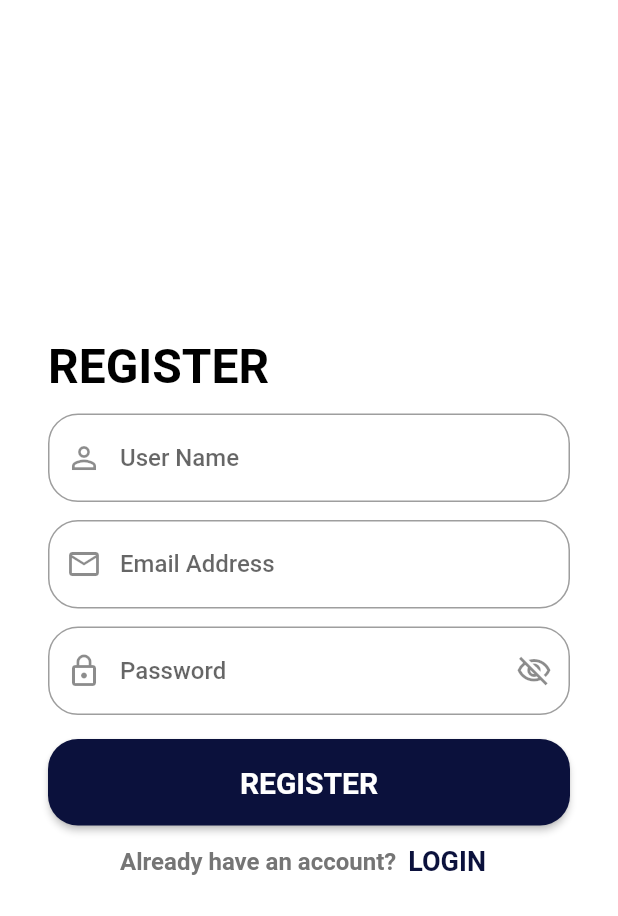
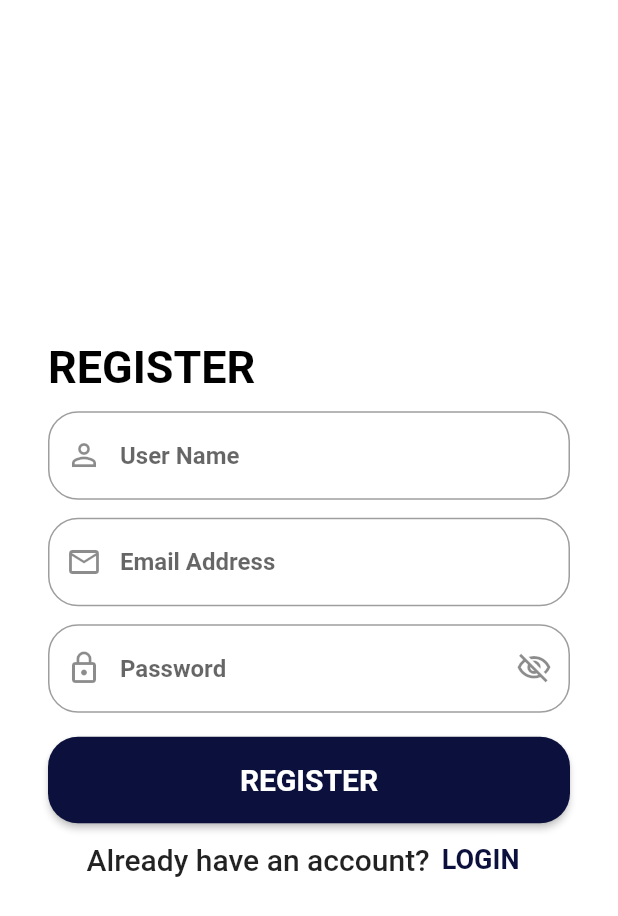
Before and after one commit to OmarAssem11/food_delivery, a Flutter app: the RegisterScreen screen opened by its route, on a phone screen of 412 x 824 dp. Shown: the top 916 px of the screen. Run offline on Flutter 3.47's test engine with Material 2 defaults, Android fonts, the phone set to English and light mode, and no system bars; our stand-ins replace dartz, dio, equatable, flutter_bloc, fluttertoast, freezed_annotation and 4 more; accounts and stored records are empty; generated files the repository leaves out were written again; network calls fail; statements that could not run were skipped.

Commit message:
edit theme

```diff
--- a/lib/core/presentation/theme/my_theme.dart
+++ b/lib/core/presentation/theme/my_theme.dart
@@ -3,7 +3,7 @@ import 'package:flutter/material.dart';
 ThemeData myTheme = ThemeData(
   colorScheme: const ColorScheme(
     brightness: Brightness.light,
-    primary: Color(0xff0b113c),
+    primary: Color.fromARGB(255, 231, 140, 3),
     onPrimary: Color.fromARGB(255, 224, 115, 115),
     secondary: Color(0xff0b113c),
     onSecondary: Color.fromARGB(255, 175, 211, 228),
@@ -11,7 +11,7 @@ ThemeData myTheme = ThemeData(
     onError: Colors.black,
     background: Colors.black,
     onBackground: Color.fromARGB(255, 240, 240, 240),
-    surface: Color.fromARGB(255, 239, 238, 238),
+    surface: Color.fromARGB(255, 240, 245, 250),
     onSurface: Colors.black,
   ),
   scaffoldBackgroundColor: Colors.white,
@@ -50,55 +50,25 @@ ThemeData myTheme = ThemeData(
     ),
   ),
   textTheme: const TextTheme(
-    headline1: TextStyle(
-      fontSize: 32,
+    headline4: TextStyle(
+      fontSize: 30,
       color: Colors.black,
-      fontWeight: FontWeight.bold,
-    ),
-    headline2: TextStyle(
-      fontSize: 19,
-      color: Colors.black,
-      fontWeight: FontWeight.bold,
-    ),
-    headline3: TextStyle(
-      fontSize: 24,
-      color: Colors.black,
-      fontWeight: FontWeight.bold,
-    ),
-    headline4: TextStyle(
-      fontSize: 14,
-      color: Colors.grey,
-    ),
-    headline5: TextStyle(
-      fontSize: 16,
-      color: Color.fromARGB(255, 124, 124, 124),
-      fontWeight: FontWeight.bold,
-    ),
-    headline6: TextStyle(
-      fontSize: 16,
-      color: Color.fromARGB(255, 117, 117, 117),
       fontWeight: FontWeight.bold,
     ),
     subtitle1: TextStyle(
       fontSize: 16,
       color: Colors.black,
-      fontWeight: FontWeight.w500,
+      fontWeight: FontWeight.bold,
     ),
     subtitle2: TextStyle(
-      fontSize: 18,
-      color: Color(0xff0b113c),
-      fontWeight: FontWeight.w700,
-      decoration: TextDecoration.lineThrough,
-    ),
-    caption: TextStyle(
       fontSize: 18,
       color: Color.fromARGB(255, 117, 117, 117),
       fontWeight: FontWeight.bold,
     ),
-    overline: TextStyle(
-      fontSize: 18,
-      color: Color(0xff0b113c),
-      fontWeight: FontWeight.w700,
+    caption: TextStyle(
+      fontSize: 16,
+      color: Color.fromARGB(255, 117, 117, 117),
+      fontWeight: FontWeight.w500,
     ),
   ),
 );
--- a/lib/features/auth/presentation/screens/login_screen.dart
+++ b/lib/features/auth/presentation/screens/login_screen.dart
@@ -53,7 +53,7 @@ class _LoginScreenState extends State<LoginScreen> {
             children: [
               Text(
                 appLocalizations.login,
-                style: textTheme.headline1,
+                style: textTheme.headline4,
               ),
               CustomTextFormField(
                 controller: emailController,
--- a/lib/features/auth/presentation/screens/register_screen.dart
+++ b/lib/features/auth/presentation/screens/register_screen.dart
@@ -56,7 +56,7 @@ class _RegisterScreenState extends State<RegisterScreen> {
             children: [
               Text(
                 appLocalizations.register,
-                style: textTheme.headline1,
+                style: textTheme.headline4,
               ),
               CustomTextFormField(
                 controller: nameController,
```
Also changed, not shown: lib/features/restaurants/presentation/screens/restaurants_details_screen.dart (+22 -7 lines), lib/features/restaurants/presentation/screens/restaurants_list_screen.dart (+13 -10 lines), lib/features/restaurants/presentation/widgets/product_item.dart (+13 -3 lines), lib/features/restaurants/presentation/widgets/restaurant_item.dart (+17 -17 lines).
